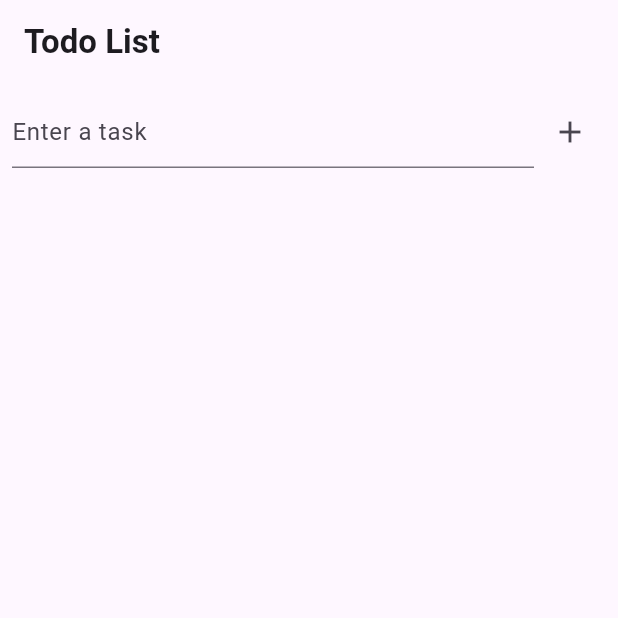
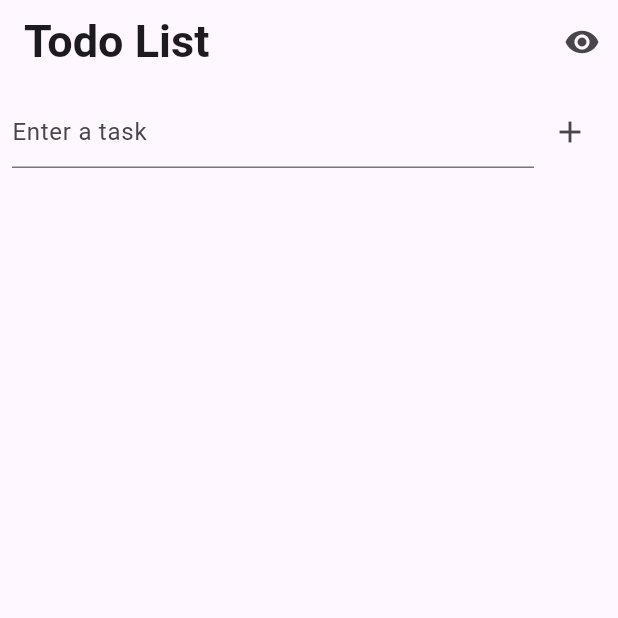
Before and after one commit to Youngmin322/DartStudy, a Flutter app: the screen it shows after launch, after a tap on the "add" icon, on a phone screen of 412 x 824 dp, the top half of it. Run offline on Flutter 3.47's test engine with Material 3 defaults, Android fonts, the phone set to English and light mode, and no system bars.

Commit message:
완료한 Todo list 숨김 기능 추가

```diff
--- /dev/null
+++ b/todo/devtools_options.yaml
@@ -0,0 +1,3 @@
+description: This file stores settings for Dart & Flutter DevTools.
+documentation: https://docs.flutter.dev/tools/devtools/extensions#configure-extension-enablement-states
+extensions:
--- a/todo/lib/main.dart
+++ b/todo/lib/main.dart
@@ -5,6 +5,8 @@ void main() {
 }
 
 class TodoApp extends StatelessWidget {
+  const TodoApp({super.key});
+
   @override
   Widget build(BuildContext context) {
     return MaterialApp(
@@ -18,6 +20,8 @@ class TodoApp extends StatelessWidget {
 }
 
 class TodoScreen extends StatefulWidget {
+  const TodoScreen({super.key});
+
   @override
   _TodoScreenState createState() => _TodoScreenState();
 }
@@ -25,12 +29,13 @@ class TodoScreen extends StatefulWidget {
 class _TodoScreenState extends State<TodoScreen> {
   final List<TodoItem> _todos = [];
   final TextEditingController _controller = TextEditingController();
+  bool _showCompleted = true;
 
-  void _addTodo() {
-    final text = _controller.text;
-    if (text.isNotEmpty) {
+  void _addTodo([String? text]) {
+    final todoText = text ?? _controller.text;
+    if (todoText.isNotEmpty) {
       setState(() {
-        _todos.add(TodoItem(text: text));
+        _todos.add(TodoItem(text: todoText));
         _controller.clear();
       });
     }
@@ -48,13 +53,30 @@ class _TodoScreenState extends State<TodoScreen> {
     });
   }
 
+  void _toggleShowCompleted() {
+    setState(() {
+      _showCompleted = !_showCompleted;
+    });
+  }
+
   @override
   Widget build(BuildContext context) {
     return Scaffold(
       appBar: AppBar(
-        title: Text('Todo List', style: TextStyle(fontWeight: FontWeight.bold),
+        title: Text(
+          'Todo List',
+          style: TextStyle(
+            fontSize: 30,
+            fontWeight: FontWeight.bold,
           ),
         ),
+        actions: [
+          IconButton(
+            icon: Icon(_showCompleted ? Icons.visibility : Icons.visibility_off),
+            onPressed: _toggleShowCompleted,
+          ),
+        ],
+      ),
       body: Column(
         children: [
           Padding(
@@ -63,11 +85,10 @@ class _TodoScreenState extends State<TodoScreen> {
               children: [
                 Expanded(
                   child: TextField(
+                    onSubmitted: _addTodo,
                     controller: _controller,
                     decoration: InputDecoration(hintText: 'Enter a task'),
                     textInputAction: TextInputAction.done,
-
-
                   ),
                 ),
                 IconButton(
@@ -82,6 +103,7 @@ class _TodoScreenState extends State<TodoScreen> {
               itemCount: _todos.length,
               itemBuilder: (context, index) {
                 final todo = _todos[index];
+                if (!_showCompleted && todo.isDone) return SizedBox.shrink();
                 return ListTile(
                   title: Text(
                     todo.text,
--- a/todo/pubspec.yaml
+++ b/todo/pubspec.yaml
@@ -30,6 +30,8 @@ environment:
 dependencies:
   flutter:
     sdk: flutter
+
+  shared_preferences: ^2.2.2
 
   # The following adds the Cupertino Icons font to your application.
   # Use with the CupertinoIcons class for iOS style icons.
```
Also changed, not shown: todo/pubspec.lock, 6 other files.
